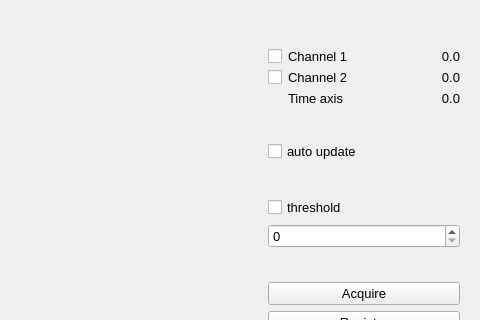
Qt form projects/mcpha/client/mcpha_scope.ui (pavel-demin/red-pitaya-notes) before a commit; both pictures show x 170 to 650 and y 0 to 320 of the 650 by 550 pixel window.
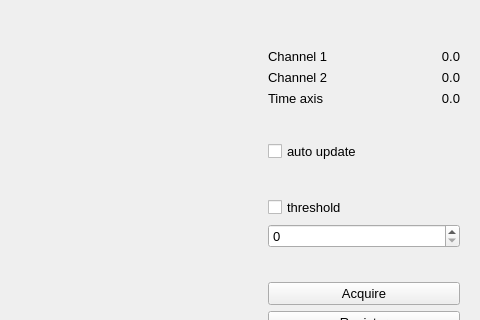
The same form after that commit.

Commit message: add colors to scope in mcpha.py

The edit to the form file:
```diff
--- a/projects/mcpha/client/mcpha_scope.ui
+++ b/projects/mcpha/client/mcpha_scope.ui
@@ -94,7 +94,7 @@
           <height>0</height>
          </size>
         </property>
-        <layout class="QGridLayout" name="cursLayout" columnstretch="0,1,1">
+        <layout class="QGridLayout" name="cursLayout" columnstretch="0,0">
          <property name="leftMargin">
           <number>0</number>
          </property>
@@ -107,7 +107,10 @@
          <property name="bottomMargin">
           <number>0</number>
          </property>
-         <item row="0" column="2">
+         <property name="horizontalSpacing">
+          <number>0</number>
+         </property>
+         <item row="0" column="1">
           <widget class="QLabel" name="ch1Value">
            <property name="minimumSize">
             <size>
@@ -123,7 +126,7 @@
            </property>
           </widget>
          </item>
-         <item row="0" column="1">
+         <item row="0" column="0">
           <widget class="QLabel" name="ch1Label">
            <property name="text">
             <string>Channel 1</string>
@@ -131,27 +134,13 @@
           </widget>
          </item>
          <item row="1" column="0">
-          <widget class="QCheckBox" name="ch2Check">
-           <property name="text">
-            <string/>
-           </property>
-          </widget>
-         </item>
-         <item row="0" column="0">
-          <widget class="QCheckBox" name="ch1Check">
-           <property name="text">
-            <string/>
-           </property>
-          </widget>
-         </item>
-         <item row="1" column="1">
           <widget class="QLabel" name="ch2Label">
            <property name="text">
             <string>Channel 2</string>
            </property>
           </widget>
          </item>
-         <item row="1" column="2">
+         <item row="1" column="1">
           <widget class="QLabel" name="ch2Value">
            <property name="text">
             <string>0.0</string>
@@ -161,14 +150,14 @@
            </property>
           </widget>
          </item>
-         <item row="2" column="1">
+         <item row="2" column="0">
           <widget class="QLabel" name="timeLabel">
            <property name="text">
             <string>Time axis</string>
            </property>
           </widget>
          </item>
-         <item row="2" column="2">
+         <item row="2" column="1">
           <widget class="QLabel" name="timeValue">
            <property name="text">
             <string>0.0</string>
```
The commit also changes 1 other file.
